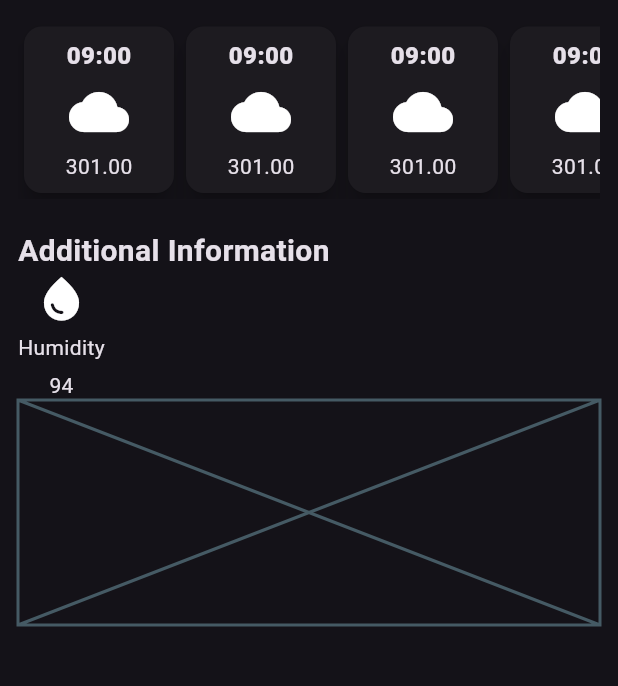
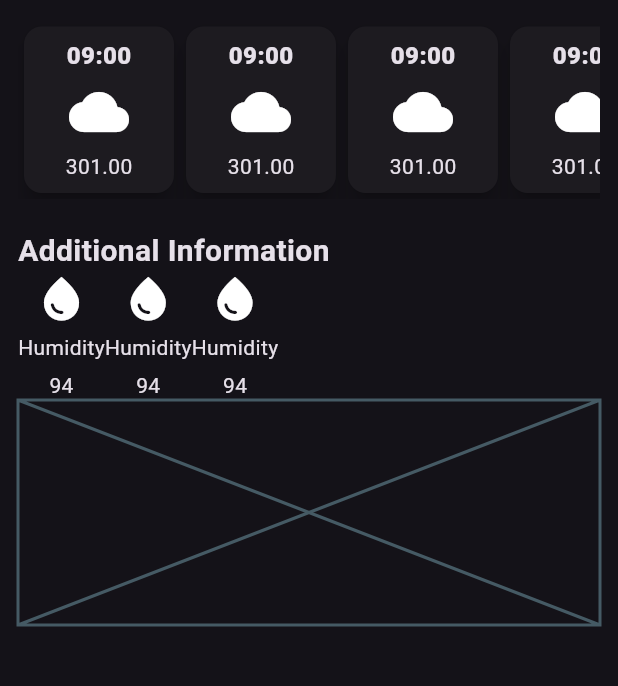
Before and after one commit to fiftheenyen/weather_app, a Flutter app: the screen it shows after launch, on a phone screen of 412 x 824 dp, the part 494-1180 px from its top. Run offline on Flutter 3.47's test engine with Material 3 defaults, Android fonts, the phone set to English and light mode, and no system bars.

Commit message:
moved the additionalinfoitem into another file

```diff
--- /dev/null
+++ b/lib/additional_info_item.dart
@@ -0,0 +1,18 @@
+import 'package:flutter/material.dart';
+
+class AdditionalInfoItem extends StatelessWidget {
+  const AdditionalInfoItem({super.key});
+
+  @override
+  Widget build(BuildContext context) {
+    return Column(
+      children: [
+        Icon(Icons.water_drop, size: 35),
+        const SizedBox(height: 5),
+        Text('Humidity', style: TextStyle(fontSize: 14)),
+        const SizedBox(height: 5),
+        Text('94', style: TextStyle(fontSize: 14)),
+      ],
+    );
+  }
+}
--- a/lib/weather_screen.dart
+++ b/lib/weather_screen.dart
@@ -1,6 +1,7 @@
 import 'dart:ui';
 
 import 'package:flutter/material.dart';
+import 'package:weather_app/additional_info_item.dart';
 import 'package:weather_app/weather_forecast_item.dart';
 
 class WeatherScreen extends StatelessWidget {
@@ -91,15 +92,9 @@ class WeatherScreen extends StatelessWidget {
             ),
             Row(
               children: [
-                Column(
-                  children: [
-                    Icon(Icons.water_drop, size: 35),
-                    const SizedBox(height: 5),
-                    Text('Humidity', style: TextStyle(fontSize: 14)),
-                    const SizedBox(height: 5),
-                    Text('94', style: TextStyle(fontSize: 14)),
-                  ],
-                ),
+                AdditionalInfoItem(),
+                AdditionalInfoItem(),
+                AdditionalInfoItem(),
               ],
             ),
             const Placeholder(fallbackHeight: 150),
```
